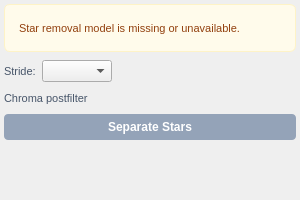
gkyle/startrails, file src/startrails/ui/step_separate.ui: the form before one commit.
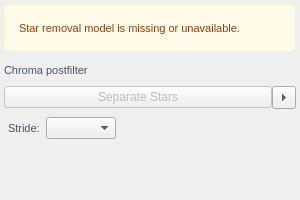
The form after the commit. Icons and pictures are not drawn. Custom widgets are drawn as their Qt base class.

Commit message: ui consistency: buttons

```diff
--- a/src/startrails/ui/step_separate.ui
+++ b/src/startrails/ui/step_separate.ui
@@ -51,20 +51,6 @@
     border: none;
     outline: none;
 }
-QPushButton#btn_separate {
-    background-color: #0284c7;
-    color: #ffffff;
-    border-radius: 4px;
-    padding: 6px 12px;
-    font-weight: 600;
-    font-size: 12px;
-}
-QPushButton#btn_separate:disabled {
-    background-color: #94a3b8;
-}
-QPushButton#btn_separate:hover:!disabled {
-    background-color: #0369a1;
-}
 QLabel#lbl_status {
     font-size: 11px;
     color: #dc2626;
@@ -135,36 +121,6 @@
       <property name="bottomMargin">
        <number>0</number>
       </property>
-      <item>
-       <layout class="QHBoxLayout" name="stride_row">
-        <property name="spacing">
-         <number>6</number>
-        </property>
-        <item>
-         <widget class="QLabel" name="lbl_stride">
-          <property name="text">
-           <string>Stride:</string>
-          </property>
-         </widget>
-        </item>
-        <item>
-         <widget class="QComboBox" name="combo_stride"/>
-        </item>
-        <item>
-         <spacer name="stride_spacer">
-          <property name="orientation">
-           <enum>Qt::Orientation::Horizontal</enum>
-          </property>
-          <property name="sizeHint" stdset="0">
-           <size>
-            <width>40</width>
-            <height>20</height>
-           </size>
-          </property>
-         </spacer>
-        </item>
-       </layout>
-      </item>
       <item>
        <layout class="QHBoxLayout" name="chroma_row">
         <item>
@@ -208,16 +164,105 @@
        </layout>
       </item>
       <item>
-       <widget class="QPushButton" name="btn_separate">
-        <property name="enabled">
-         <bool>false</bool>
+       <layout class="QHBoxLayout" name="runLayout">
+        <property name="spacing">
+         <number>0</number>
         </property>
-        <property name="cursor">
-         <cursorShape>PointingHandCursor</cursorShape>
-        </property>
-        <property name="text">
-         <string>Separate Stars</string>
-        </property>
+        <item>
+         <widget class="QPushButton" name="run">
+          <property name="enabled">
+           <bool>false</bool>
+          </property>
+          <property name="cursor">
+           <cursorShape>PointingHandCursor</cursorShape>
+          </property>
+          <property name="focusPolicy">
+           <enum>Qt::FocusPolicy::StrongFocus</enum>
+          </property>
+          <property name="text">
+           <string>Separate Stars</string>
+          </property>
+         </widget>
+        </item>
+        <item>
+         <widget class="QToolButton" name="advancedToggle">
+          <property name="cursor">
+           <cursorShape>PointingHandCursor</cursorShape>
+          </property>
+          <property name="focusPolicy">
+           <enum>Qt::FocusPolicy::StrongFocus</enum>
+          </property>
+          <property name="toolTip">
+           <string>Show advanced settings</string>
+          </property>
+          <property name="accessibleName">
+           <string>Show advanced settings</string>
+          </property>
+          <property name="text">
+           <string/>
+          </property>
+          <property name="checkable">
+           <bool>true</bool>
+          </property>
+          <property name="checked">
+           <bool>false</bool>
+          </property>
+          <property name="arrowType">
+           <enum>Qt::ArrowType::RightArrow</enum>
+          </property>
+         </widget>
+        </item>
+       </layout>
+      </item>
+      <item>
+       <widget class="QWidget" name="advancedBody" native="true">
+        <layout class="QVBoxLayout" name="advancedLayout">
+         <property name="spacing">
+          <number>6</number>
+         </property>
+         <property name="leftMargin">
+          <number>4</number>
+         </property>
+         <property name="topMargin">
+          <number>2</number>
+         </property>
+         <property name="rightMargin">
+          <number>4</number>
+         </property>
+         <property name="bottomMargin">
+          <number>2</number>
+         </property>
+         <item>
+          <layout class="QHBoxLayout" name="stride_row">
+           <property name="spacing">
+            <number>6</number>
+           </property>
+           <item>
+            <widget class="QLabel" name="lbl_stride">
+             <property name="text">
+              <string>Stride:</string>
+             </property>
+            </widget>
+           </item>
+           <item>
+            <widget class="QComboBox" name="combo_stride"/>
+           </item>
+           <item>
+            <spacer name="stride_spacer">
+             <property name="orientation">
+              <enum>Qt::Orientation::Horizontal</enum>
+             </property>
+             <property name="sizeHint" stdset="0">
+              <size>
+               <width>40</width>
+               <height>20</height>
+              </size>
+             </property>
+            </spacer>
+           </item>
+          </layout>
+         </item>
+        </layout>
        </widget>
       </item>
      </layout>
```
The commit also changes 12 other files.
